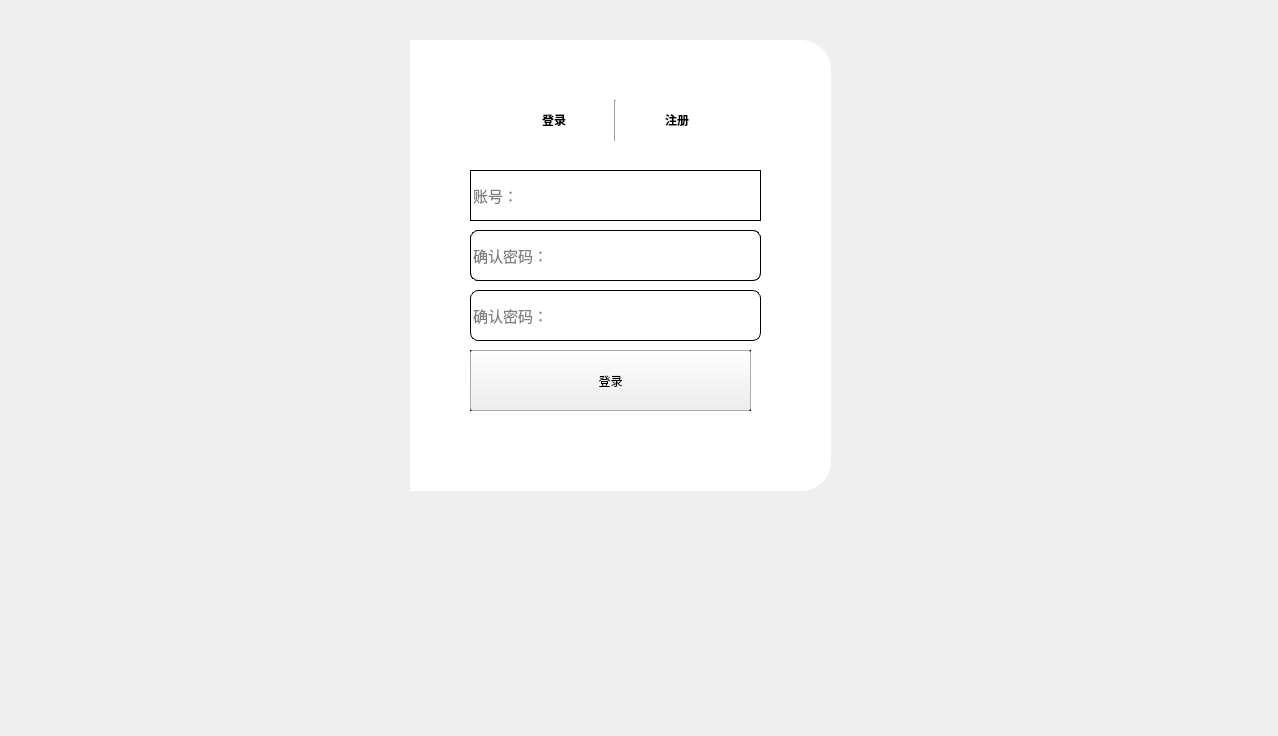
Before: the Qt Designer form 登录.ui in 2252268083/login-interface, drawn with Qt 5.
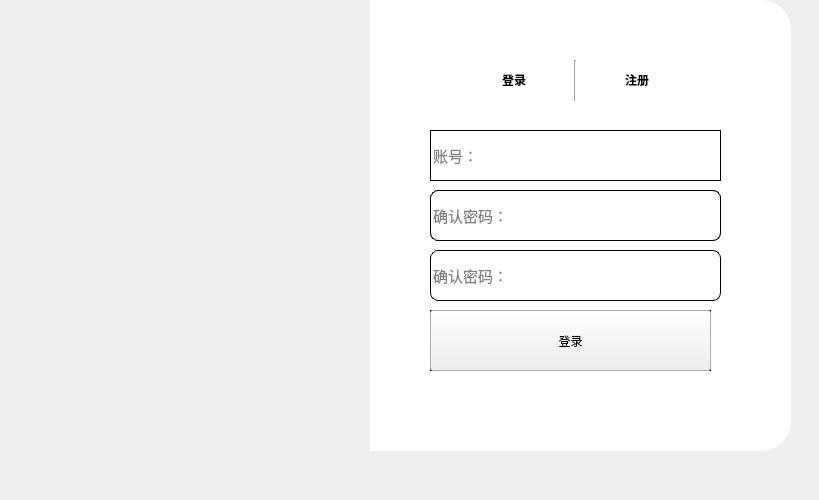
After: the same form once the commit is applied. Icons and pictures are not drawn.

```diff
--- a/登录.ui
+++ b/登录.ui
@@ -6,8 +6,8 @@
    <rect>
     <x>0</x>
     <y>0</y>
-    <width>1278</width>
-    <height>736</height>
+    <width>819</width>
+    <height>500</height>
    </rect>
   </property>
   <property name="windowTitle">
@@ -17,8 +17,8 @@
    <widget class="QLabel" name="label_2">
     <property name="geometry">
      <rect>
-      <x>410</x>
-      <y>40</y>
+      <x>370</x>
+      <y>0</y>
       <width>421</width>
       <height>451</height>
      </rect>
@@ -35,8 +35,8 @@
    <widget class="QWidget" name="layoutWidget">
     <property name="geometry">
      <rect>
-      <x>500</x>
-      <y>100</y>
+      <x>460</x>
+      <y>60</y>
       <width>231</width>
       <height>41</height>
      </rect>
@@ -101,8 +101,8 @@
    <widget class="QLabel" name="label">
     <property name="geometry">
      <rect>
-      <x>40</x>
-      <y>40</y>
+      <x>0</x>
+      <y>0</y>
       <width>371</width>
       <height>451</height>
      </rect>
@@ -119,8 +119,8 @@
    <widget class="QWidget" name="widget_2" native="true">
     <property name="geometry">
      <rect>
-      <x>450</x>
-      <y>150</y>
+      <x>410</x>
+      <y>110</y>
       <width>311</width>
       <height>291</height>
      </rect>
@@ -218,8 +218,8 @@
    <widget class="QWidget" name="widget_3" native="true">
     <property name="geometry">
      <rect>
-      <x>460</x>
-      <y>140</y>
+      <x>420</x>
+      <y>100</y>
       <width>311</width>
       <height>291</height>
      </rect>
@@ -326,6 +326,46 @@
      </property>
     </widget>
    </widget>
+   <widget class="QWidget" name="">
+    <property name="geometry">
+     <rect>
+      <x>670</x>
+      <y>10</y>
+      <width>101</width>
+      <height>31</height>
+     </rect>
+    </property>
+    <layout class="QHBoxLayout" name="horizontalLayout_2">
+     <item>
+      <widget class="QPushButton" name="pushButton_6">
+       <property name="styleSheet">
+        <string notr="true">border:none;</string>
+       </property>
+       <property name="text">
+        <string/>
+       </property>
+       <property name="icon">
+        <iconset resource="../phone.qrc">
+         <normaloff>:/img/minwindow.ico</normaloff>:/img/minwindow.ico</iconset>
+       </property>
+      </widget>
+     </item>
+     <item>
+      <widget class="QPushButton" name="pushButton_5">
+       <property name="styleSheet">
+        <string notr="true">border:none;</string>
+       </property>
+       <property name="text">
+        <string/>
+       </property>
+       <property name="icon">
+        <iconset resource="../phone.qrc">
+         <normaloff>:/img/closewindow.ico</normaloff>:/img/closewindow.ico</iconset>
+       </property>
+      </widget>
+     </item>
+    </layout>
+   </widget>
   </widget>
  </widget>
  <resources>
```
Left out of the diff: 35 changed lines with no effect on the pictures.
